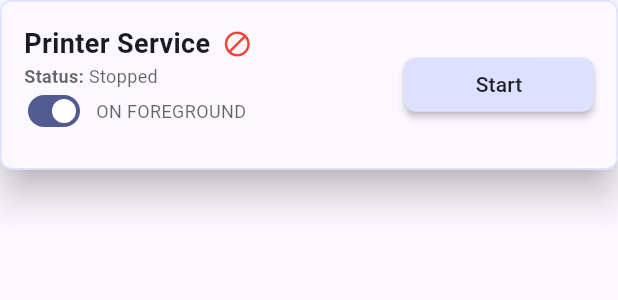
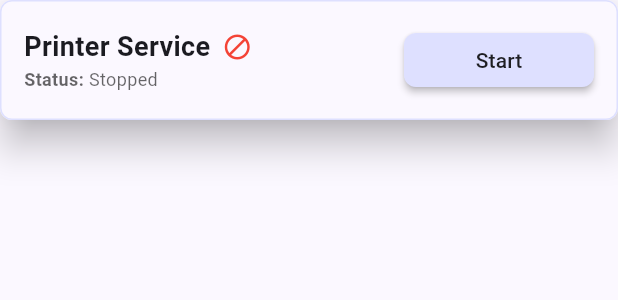
Before and after one commit to Jerinji2016/prnt, a Flutter app: the DineazyNotificationServicePanel widget shown alone on an empty page, opened directly, on a phone screen of 412 x 824 dp. Shown: the top 300 px of the screen. Run offline on Flutter 3.47's test engine with Material 3 defaults, Android fonts, the phone set to English and light mode, and no system bars; our stand-ins replace shared_preferences, sqflite; missing offline and left inert: pos_printer_manager, redis, shared_preferences_android; accounts and stored records are empty; network calls fail; statements that could not run were skipped.

Commit message:
removed unused code

```diff
--- a/lib/ui/home/widgets/dineazy_notification_service_panel.dart
+++ b/lib/ui/home/widgets/dineazy_notification_service_panel.dart
@@ -16,8 +16,6 @@ class DineazyNotificationServicePanel extends StatefulWidget {
 
 class _DineazyNotificationServicePanelState extends State<DineazyNotificationServicePanel> {
   ForegroundServiceStatus status = ForegroundServiceStatus.stopped;
-
-  bool _runOnUiIsolate = true;
 
   @override
   void initState() {
@@ -61,9 +59,9 @@ class _DineazyNotificationServicePanelState extends State<DineazyNotificationSer
   }
 
   void _onTap() async {
-    if (_runOnUiIsolate) {
       return _runOnUIIsolate();
-    }
+    // if (_runOnUiIsolate) {
+    // }
 
     bool isServiceRunning = status == ForegroundServiceStatus.running;
     setState(() => status = ForegroundServiceStatus.loading);
@@ -81,20 +79,20 @@ class _DineazyNotificationServicePanelState extends State<DineazyNotificationSer
     _loadServiceStatus();
   }
 
-  void _onSwitchTapped(bool value) {
-    showToast(context, "Background Service is unavailable");
-    return;
-
-    //  ignore: dead_code
-    if (status == ForegroundServiceStatus.running) {
-      showToast(context, "Stop service to toggle");
-      return;
-    }
-    if (!value) {
-      showToast(context, "Service won't work as expected");
-    }
-    setState(() => _runOnUiIsolate = value);
-  }
+  // void _onSwitchTapped(bool value) {
+  //   showToast(context, "Background Service is unavailable");
+  //   return;
+  //
+  //   //  ignore: dead_code
+  //   if (status == ForegroundServiceStatus.running) {
+  //     showToast(context, "Stop service to toggle");
+  //     return;
+  //   }
+  //   if (!value) {
+  //     showToast(context, "Service won't work as expected");
+  //   }
+  //   setState(() => _runOnUiIsolate = value);
+  // }
 
   @override
   Widget build(BuildContext context) {
@@ -154,30 +152,6 @@ class _DineazyNotificationServicePanelState extends State<DineazyNotificationSer
                       ),
                     ],
                   ),
-                  Row(
-                    children: [
-                      SizedBox(
-                        height: 30.0,
-                        width: 40.0,
-                        child: FittedBox(
-                          child: Switch(
-                            materialTapTargetSize: MaterialTapTargetSize.shrinkWrap,
-                            value: _runOnUiIsolate,
-                            onChanged: _onSwitchTapped,
-                          ),
-                        ),
-                      ),
-                      const SizedBox(width: 8.0),
-                      Text(
-                        _runOnUiIsolate ? "ON FOREGROUND" : "ON BACKGROUND",
-                        style: TextStyle(
-                          fontSize: 12.0,
-                          color: Theme.of(context).hintColor,
-                        ),
-                      ),
-                    ],
-                  ),
-                  const SizedBox(height: 8.0),
                 ],
               ),
             ),
--- a/lib/ui/settings/settings.dart
+++ b/lib/ui/settings/settings.dart
@@ -85,6 +85,7 @@ class Settings extends StatelessWidget {
           const ServiceModeCard(),
           const SizedBox(height: 16.0),
           const ThemeModeCard(),
+          const SizedBox(height: 24.0),
           _buildEnvironmentText(context),
         ],
       ),
```
Also changed, not shown: lib/ui/home/home.dart (+0 -8 lines).
